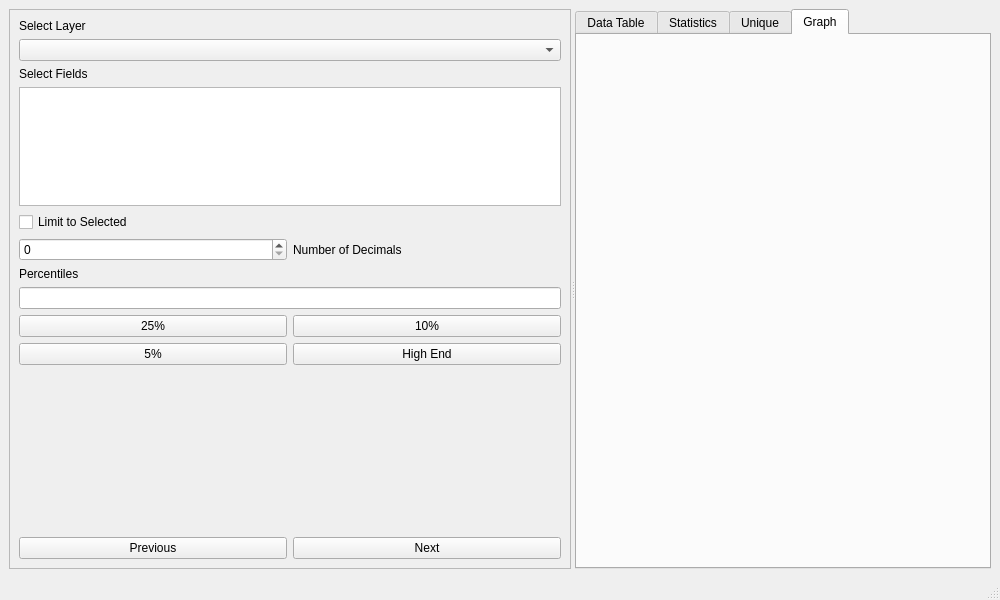
Above: fs3.ui from andreasfoulk/FS3 before the change. Below: the same form after it.
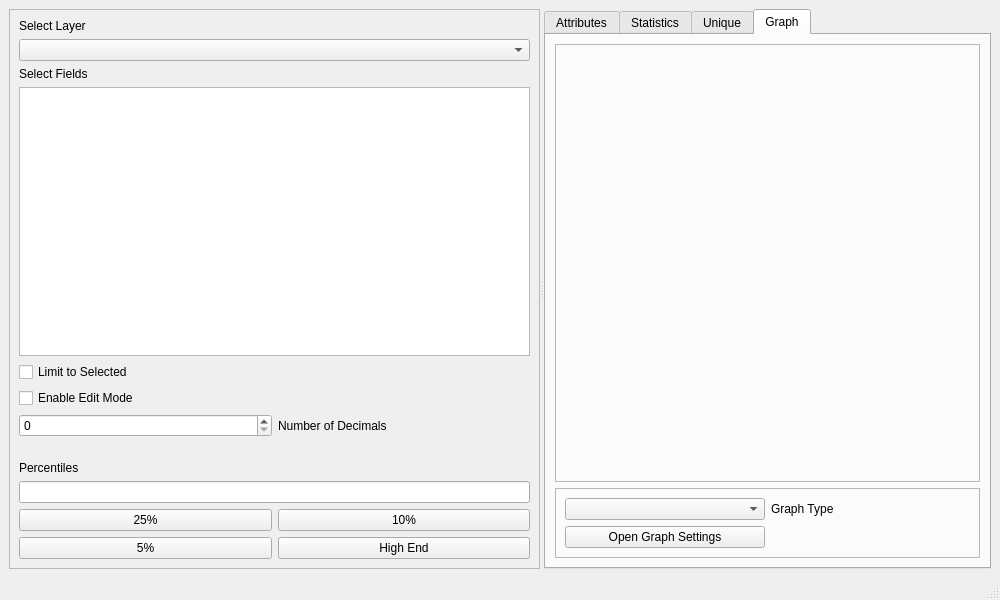
That is the form after the change. The open tabs and pages were chosen to show the change.

Commit message: User interface elements updated.

Diff of the .ui file:
```diff
--- a/fs3.ui
+++ b/fs3.ui
@@ -91,6 +91,13 @@
               </property>
              </widget>
             </item>
+            <item>
+             <widget class="QCheckBox" name="editModeCheck">
+              <property name="text">
+               <string>Enable Edit Mode</string>
+              </property>
+             </widget>
+            </item>
             <item>
              <layout class="QHBoxLayout" name="decimalHFormat">
               <item>
@@ -112,6 +119,9 @@
             <property name="orientation">
              <enum>Qt::Vertical</enum>
             </property>
+            <property name="sizeType">
+             <enum>QSizePolicy::Fixed</enum>
+            </property>
             <property name="sizeHint" stdset="0">
              <size>
               <width>20</width>
@@ -177,35 +187,7 @@
              </layout>
             </item>
             <item>
-             <spacer name="percentilePreviousNextSpacer">
-              <property name="orientation">
-               <enum>Qt::Vertical</enum>
-              </property>
-              <property name="sizeHint" stdset="0">
-               <size>
-                <width>20</width>
-                <height>238</height>
-               </size>
-              </property>
-             </spacer>
-            </item>
-            <item>
-             <layout class="QHBoxLayout" name="previousNextFormat">
-              <item>
-               <widget class="QPushButton" name="previousButton">
-                <property name="text">
-                 <string>Previous</string>
-                </property>
-               </widget>
-              </item>
-              <item>
-               <widget class="QPushButton" name="nextButton">
-                <property name="text">
-                 <string>Next</string>
-                </property>
-               </widget>
-              </item>
-             </layout>
+             <layout class="QHBoxLayout" name="previousNextFormat"/>
             </item>
            </layout>
           </item>
@@ -219,7 +201,7 @@
        </property>
        <widget class="QWidget" name="dataTab">
         <attribute name="title">
-         <string>Data Table</string>
+         <string>Attributes</string>
         </attribute>
        </widget>
        <widget class="QWidget" name="statisticsTab">
@@ -236,6 +218,83 @@
         <attribute name="title">
          <string>Graph</string>
         </attribute>
+        <layout class="QVBoxLayout" name="verticalLayout">
+         <item>
+          <widget class="QFrame" name="graphFrame">
+           <property name="sizePolicy">
+            <sizepolicy hsizetype="Preferred" vsizetype="Preferred">
+             <horstretch>0</horstretch>
+             <verstretch>0</verstretch>
+            </sizepolicy>
+           </property>
+           <property name="minimumSize">
+            <size>
+             <width>0</width>
+             <height>400</height>
+            </size>
+           </property>
+           <property name="sizeIncrement">
+            <size>
+             <width>0</width>
+             <height>0</height>
+            </size>
+           </property>
+           <property name="baseSize">
+            <size>
+             <width>1</width>
+             <height>1</height>
+            </size>
+           </property>
+           <property name="frameShape">
+            <enum>QFrame::StyledPanel</enum>
+           </property>
+           <property name="frameShadow">
+            <enum>QFrame::Raised</enum>
+           </property>
+          </widget>
+         </item>
+         <item>
+          <widget class="QFrame" name="graphOptionsFrame">
+           <property name="sizePolicy">
+            <sizepolicy hsizetype="Minimum" vsizetype="Fixed">
+             <horstretch>0</horstretch>
+             <verstretch>0</verstretch>
+            </sizepolicy>
+           </property>
+           <property name="maximumSize">
+            <size>
+             <width>16777215</width>
+             <height>16777215</height>
+            </size>
+           </property>
+           <property name="frameShape">
+            <enum>QFrame::StyledPanel</enum>
+           </property>
+           <property name="frameShadow">
+            <enum>QFrame::Raised</enum>
+           </property>
+           <layout class="QGridLayout" name="gridLayout_2">
+            <item row="1" column="0">
+             <widget class="QComboBox" name="comboBox"/>
+            </item>
+            <item row="1" column="1">
+             <widget class="QLabel" name="label">
+              <property name="text">
+               <string>Graph Type</string>
+              </property>
+             </widget>
+            </item>
+            <item row="2" column="0">
+             <widget class="QPushButton" name="openGraphSettings">
+              <property name="text">
+               <string>Open Graph Settings</string>
+              </property>
+             </widget>
+            </item>
+           </layout>
+          </widget>
+         </item>
+        </layout>
        </widget>
       </widget>
      </widget>
```
Left out of the diff: 2 changed lines with no effect on the pictures. The commit also changes 1 other file.
